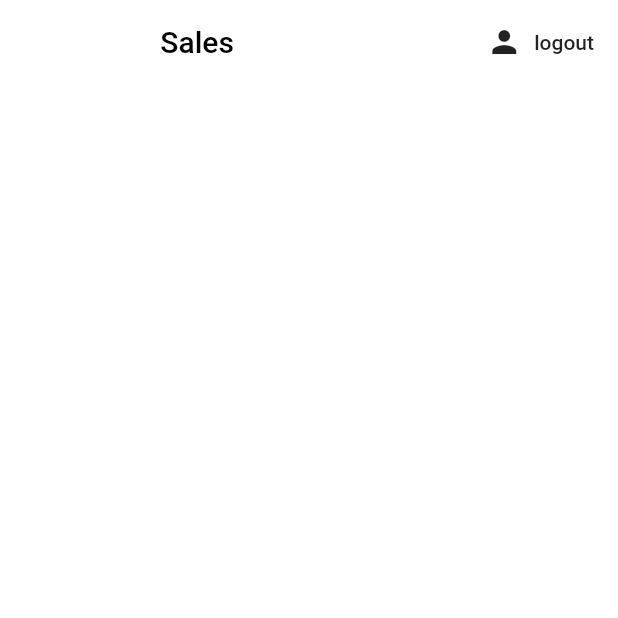
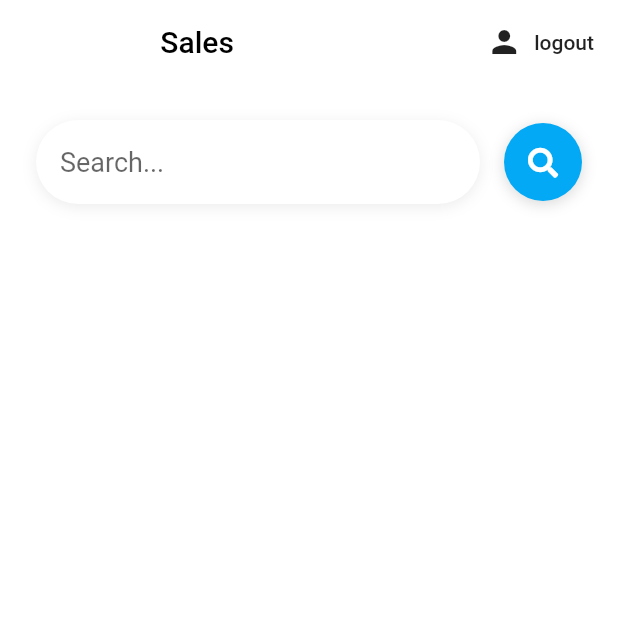
Before and after one commit to santoshakil/total_buisness, a Flutter app: the Sales screen opened directly, on a phone screen of 412 x 824 dp, the top half of it. Run offline on Flutter 3.47's test engine with Material 2 defaults, Android fonts, the phone set to English and light mode, and no system bars; our stand-ins replace firebase_auth, flutter_spinkit, font_awesome_flutter; accounts and stored records are empty.

Commit message:
first commit

```diff
--- a/lib/screens/sales/sales.dart
+++ b/lib/screens/sales/sales.dart
@@ -1,3 +1,4 @@
+import 'package:total_buisness/screens/sales/widgets/search_bar.dart';
 import 'package:total_buisness/services/auth.dart';
 import 'package:flutter/material.dart';
 
@@ -27,6 +28,16 @@ class Sales extends StatelessWidget {
             ),
           ],
         ),
+        body: Padding(
+          padding: const EdgeInsets.all(8.0),
+          child: SingleChildScrollView(
+            child: Stack(
+              children: [
+                searchBarSales(),
+              ],
+            ),
+          ),
+        ),
       ),
     );
   }
--- /dev/null
+++ b/lib/screens/sales/widgets/search_bar.dart
@@ -0,0 +1,74 @@
+import 'package:flutter/material.dart';
+import 'package:font_awesome_flutter/font_awesome_flutter.dart';
+
+Widget searchBarSales() {
+  return Padding(
+    padding: const EdgeInsets.only(left: 16, right: 16, top: 8, bottom: 8),
+    child: Row(
+      children: <Widget>[
+        Expanded(
+          child: Padding(
+            padding: const EdgeInsets.only(right: 16, top: 8, bottom: 8),
+            child: Container(
+              decoration: BoxDecoration(
+                color: Colors.white,
+                borderRadius: const BorderRadius.all(
+                  Radius.circular(38.0),
+                ),
+                boxShadow: <BoxShadow>[
+                  BoxShadow(
+                      color: Colors.grey.withOpacity(0.2),
+                      offset: const Offset(0, 2),
+                      blurRadius: 8.0),
+                ],
+              ),
+              child: Padding(
+                padding: const EdgeInsets.only(
+                    left: 16, right: 16, top: 4, bottom: 4),
+                child: TextField(
+                  onChanged: (String txt) {},
+                  style: const TextStyle(
+                    fontSize: 18,
+                  ),
+                  cursorColor: Colors.grey,
+                  decoration: InputDecoration(
+                    border: InputBorder.none,
+                    hintText: 'Search...',
+                  ),
+                ),
+              ),
+            ),
+          ),
+        ),
+        Container(
+          decoration: BoxDecoration(
+            color: Colors.lightBlue,
+            borderRadius: const BorderRadius.all(
+              Radius.circular(38.0),
+            ),
+            boxShadow: <BoxShadow>[
+              BoxShadow(
+                  color: Colors.grey.withOpacity(0.4),
+                  offset: const Offset(0, 2),
+                  blurRadius: 8.0),
+            ],
+          ),
+          child: Material(
+            color: Colors.transparent,
+            child: InkWell(
+              borderRadius: const BorderRadius.all(
+                Radius.circular(32.0),
+              ),
+              onTap: () {},
+              child: Padding(
+                padding: const EdgeInsets.all(16.0),
+                child: Icon(FontAwesomeIcons.search,
+                    size: 20, color: Colors.white),
+              ),
+            ),
+          ),
+        ),
+      ],
+    ),
+  );
+}
```
